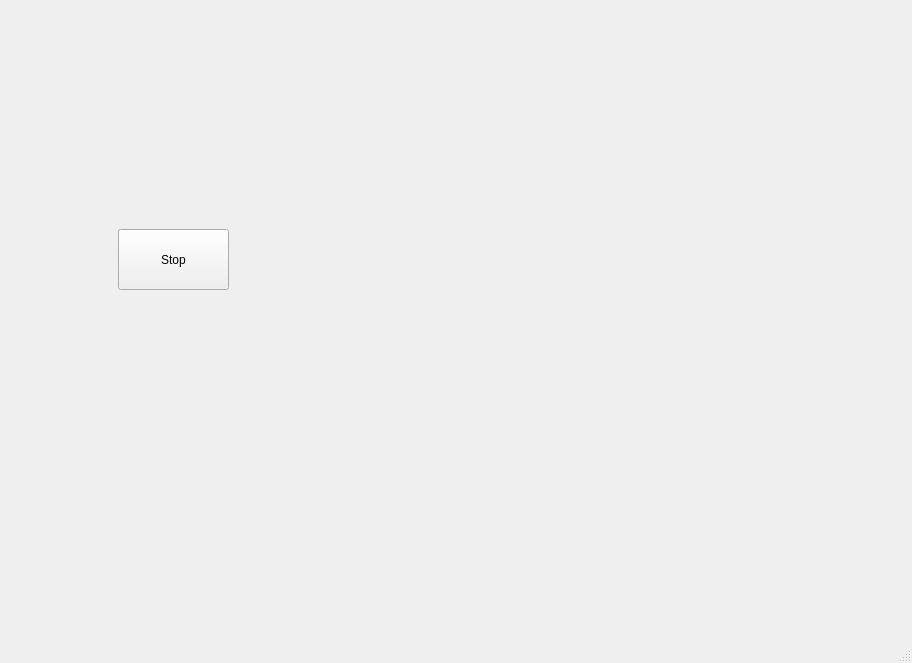
Above: src/qt_gui/main_window.ui from net64-mod/net64-coop before the change. Below: the same form after it.
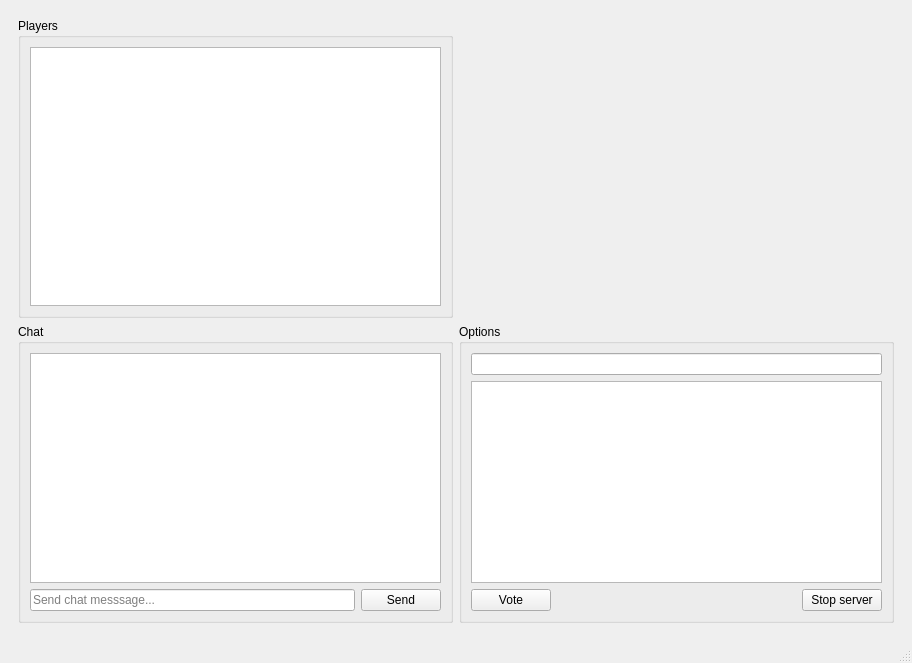
That is the form after the change. The open tabs and pages were chosen to show the change.

Diff of the .ui file:
```diff
--- a/src/qt_gui/main_window.ui
+++ b/src/qt_gui/main_window.ui
@@ -208,19 +208,104 @@
        </layout>
       </widget>
       <widget class="QWidget" name="ingame_page">
-       <widget class="QPushButton" name="btn_stop">
-        <property name="geometry">
-         <rect>
-          <x>109</x>
-          <y>220</y>
-          <width>111</width>
-          <height>61</height>
-         </rect>
-        </property>
-        <property name="text">
-         <string>Stop</string>
-        </property>
-       </widget>
+       <layout class="QGridLayout" name="gridLayout_2">
+        <item row="0" column="0">
+         <widget class="QGroupBox" name="groupBox_3">
+          <property name="title">
+           <string>Players</string>
+          </property>
+          <layout class="QVBoxLayout" name="verticalLayout_5">
+           <item>
+            <widget class="QListView" name="listView"/>
+           </item>
+          </layout>
+         </widget>
+        </item>
+        <item row="1" column="0">
+         <widget class="QGroupBox" name="groupBox_4">
+          <property name="title">
+           <string>Chat</string>
+          </property>
+          <layout class="QVBoxLayout" name="verticalLayout_8">
+           <item>
+            <layout class="QVBoxLayout" name="verticalLayout_2">
+             <item>
+              <widget class="QPlainTextEdit" name="plainTextEdit"/>
+             </item>
+             <item>
+              <layout class="QHBoxLayout" name="horizontalLayout">
+               <item>
+                <widget class="QLineEdit" name="lineEdit">
+                 <property name="placeholderText">
+                  <string>Send chat messsage...</string>
+                 </property>
+                </widget>
+               </item>
+               <item>
+                <widget class="QPushButton" name="pushButton">
+                 <property name="text">
+                  <string>Send</string>
+                 </property>
+                </widget>
+               </item>
+              </layout>
+             </item>
+            </layout>
+           </item>
+          </layout>
+         </widget>
+        </item>
+        <item row="1" column="1">
+         <widget class="QGroupBox" name="groupBox_5">
+          <property name="title">
+           <string>Options</string>
+          </property>
+          <layout class="QVBoxLayout" name="verticalLayout_10">
+           <item>
+            <layout class="QVBoxLayout" name="verticalLayout_9">
+             <item>
+              <widget class="QLineEdit" name="lineEdit_2"/>
+             </item>
+             <item>
+              <widget class="QTextEdit" name="textEdit"/>
+             </item>
+            </layout>
+           </item>
+           <item>
+            <layout class="QHBoxLayout" name="horizontalLayout_3">
+             <item>
+              <widget class="QPushButton" name="pushButton_2">
+               <property name="text">
+                <string>Vote</string>
+               </property>
+              </widget>
+             </item>
+             <item>
+              <spacer name="horizontalSpacer">
+               <property name="orientation">
+                <enum>Qt::Horizontal</enum>
+               </property>
+               <property name="sizeHint" stdset="0">
+                <size>
+                 <width>40</width>
+                 <height>20</height>
+                </size>
+               </property>
+              </spacer>
+             </item>
+             <item>
+              <widget class="QPushButton" name="btn_stop">
+               <property name="text">
+                <string>Stop server</string>
+               </property>
+              </widget>
+             </item>
+            </layout>
+           </item>
+          </layout>
+         </widget>
+        </item>
+       </layout>
       </widget>
      </widget>
     </item>
```
Left out of the diff: 2 changed lines with no effect on the pictures.
